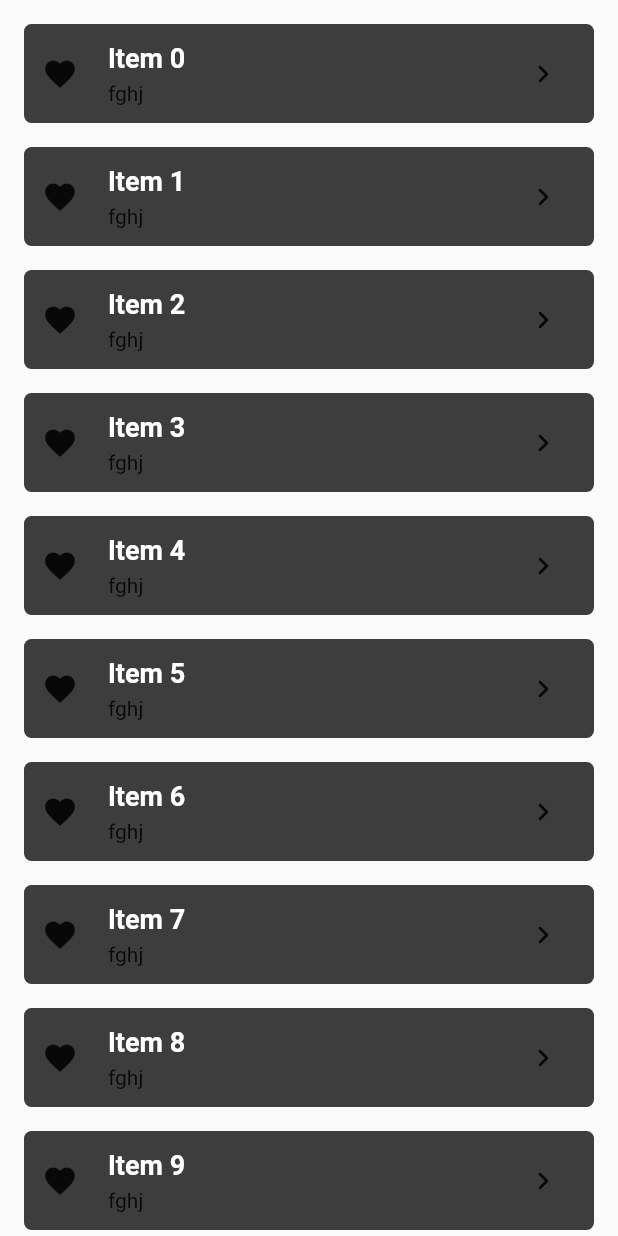
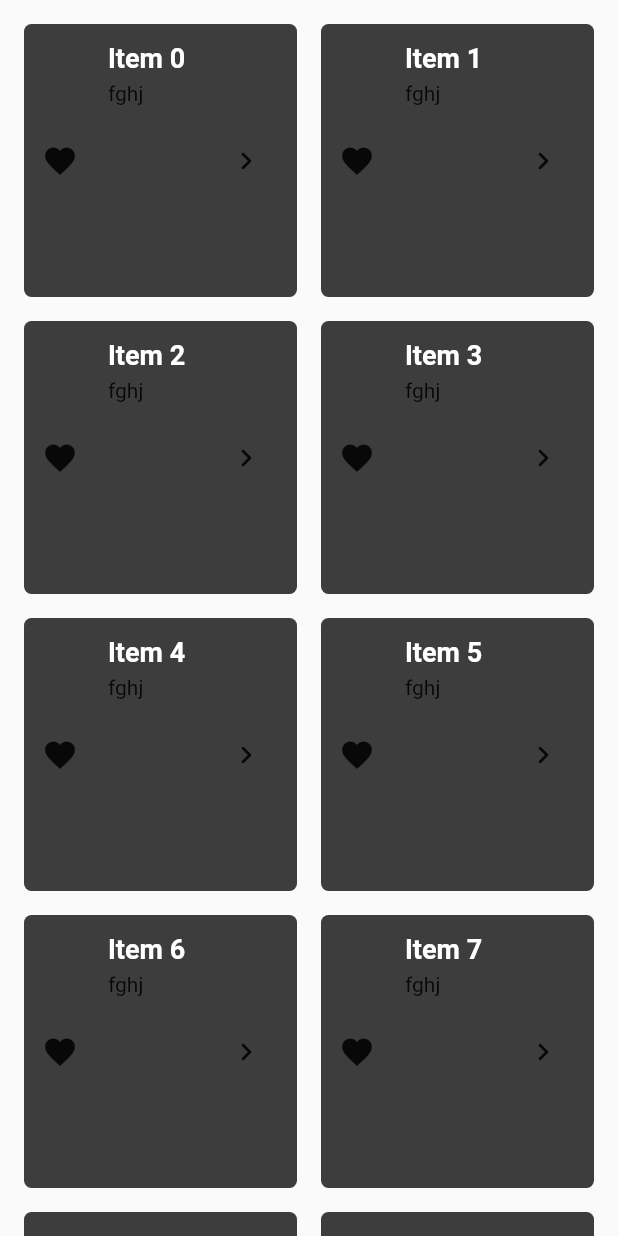
Before and after one commit to bimbo-ade/MyCoffee, a Flutter app: the MenuList widget shown alone on an empty page, opened directly, on a phone screen of 412 x 824 dp. Run offline on Flutter 3.47's test engine with Material 2 defaults, Android fonts, the phone set to English and light mode, and no system bars.

Commit message:
items layout to grid

```diff
--- a/lib/menu_list.dart
+++ b/lib/menu_list.dart
@@ -6,7 +6,10 @@ class MenuList extends StatelessWidget {
 
   @override
   Widget build(BuildContext context) {
-    return ListView.builder(
+    return GridView.builder(
+      gridDelegate: const SliverGridDelegateWithFixedCrossAxisCount(
+        crossAxisCount: 2, // Number of columns
+      ),
       padding: const EdgeInsets.all(8),
       itemCount: items.length,
       itemBuilder: (context, index) {
@@ -49,7 +52,7 @@ class MenuList extends StatelessWidget {
                   ],
                 ),
               ),
-            const  SizedBox(
+              const SizedBox(
                 width: 10,
               )
             ],
```
